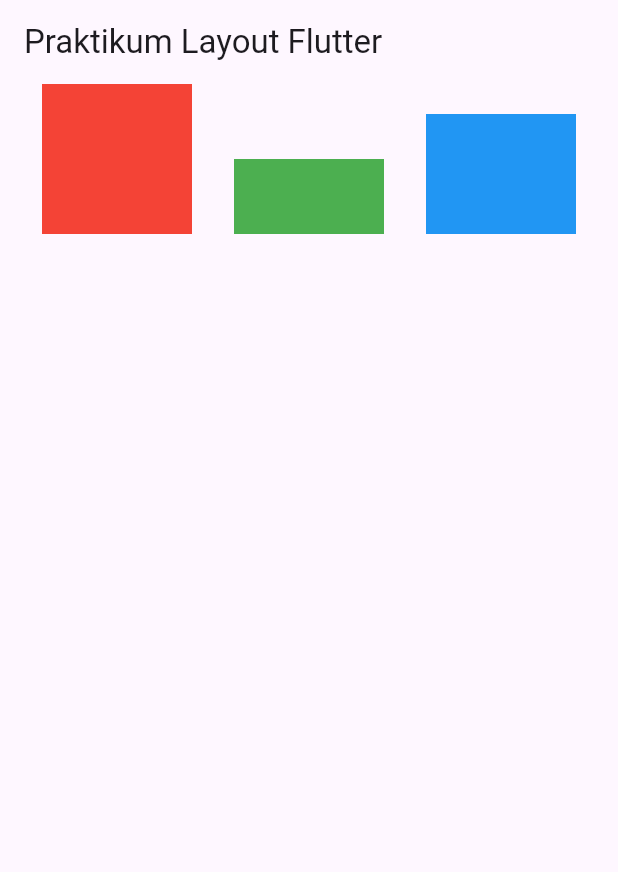
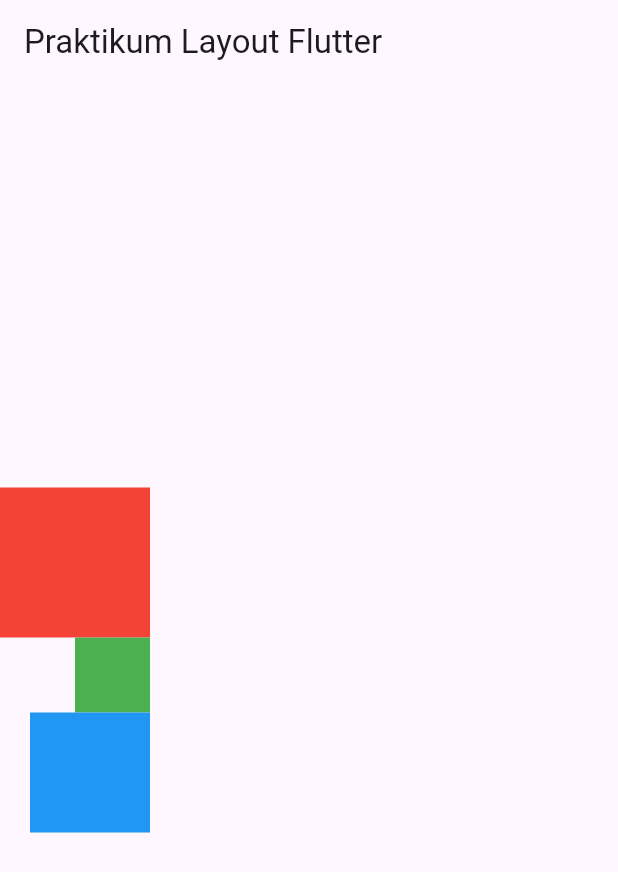
Before and after one commit to inverse9/praktikum_multiplatform_unit_3, a Flutter app: the screen it shows after launch, on a phone screen of 412 x 824 dp. Shown: the top 872 px of the screen. Run offline on Flutter 3.47's test engine with Material 3 defaults, Android fonts, the phone set to English and light mode, and no system bars.

Commit message:
column added

```diff
--- a/lib/main.dart
+++ b/lib/main.dart
@@ -12,7 +12,7 @@ class MainApp extends StatelessWidget {
     return MaterialApp(
       title: "FLutter Layout Praktikum",
       theme: ThemeData(
-        primarySwatch: Colors.blue,
+        primarySwatch: Colors.red,
       ),
       home: HomePage(),
     );
@@ -28,13 +28,13 @@ class HomePage extends StatelessWidget {
       appBar: AppBar(
         title: Text("Praktikum Layout Flutter"),
       ),
-      body: Row(
-        mainAxisAlignment: MainAxisAlignment.spaceEvenly,
+      body: Column(
+        mainAxisAlignment: MainAxisAlignment.center,
         crossAxisAlignment: CrossAxisAlignment.end,
         children: [
           Container(color: Colors.red, height: 100, width: 100),
-          Container(color: Colors.green, height: 50, width: 100),
-          Container(color: Colors.blue, height: 80, width: 100)
+          Container(color: Colors.green, height: 50, width: 50),
+          Container(color: Colors.blue, height: 80, width: 80)
         ],
       ),
     );
```
